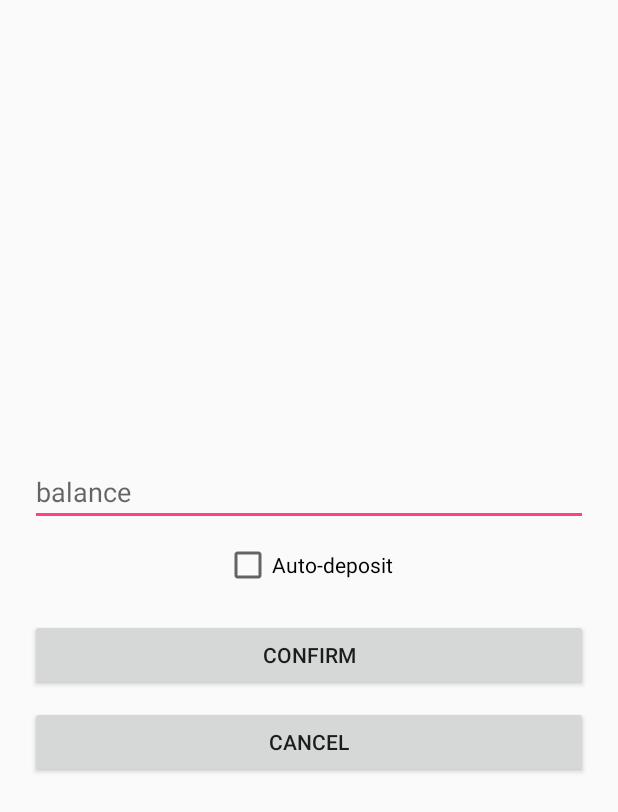
After one commit to rrosatti/cash-bucket, an Android app: the ManageBankAccountActivity screen opened directly, with no data from a screen before it, on a phone screen of 412 x 824 dp. The commit adds this screen. Shown: the top 812 px of the screen. Run offline under Robolectric (Android 15) with nearby library versions, the light colour scheme and no system bars.

Commit message:
create activity_manage_bank_account.xml and ManageBankAccountActivity.java

```diff
--- a/app/src/main/AndroidManifest.xml
+++ b/app/src/main/AndroidManifest.xml
@@ -21,6 +21,7 @@
         <activity android:name=".activity.CreateBankAccountActivity"/>
         <activity android:name=".activity.NewCashMovementActivity" />
         <activity android:name=".activity.CreateWalletActivity" />
+        <activity android:name=".activity.ManageBankAccountActivity" />
 
     </application>
 
--- /dev/null
+++ b/app/src/main/java/com/example/rodri/cashbucket/activity/ManageBankAccountActivity.java
@@ -0,0 +1,20 @@
+package com.example.rodri.cashbucket.activity;
+
+import android.os.Bundle;
+import android.support.annotation.Nullable;
+import android.support.v7.app.AppCompatActivity;
+
+import com.example.rodri.cashbucket.R;
+
+/**
+ * Created by rodri on 1/10/2017.
+ */
+
+public class ManageBankAccountActivity extends AppCompatActivity {
+
+    @Override
+    protected void onCreate(@Nullable Bundle savedInstanceState) {
+        super.onCreate(savedInstanceState);
+        setContentView(R.layout.activity_manage_bank_account);
+    }
+}
--- a/app/src/main/java/com/example/rodri/cashbucket/database/MySQLiteHelper.java
+++ b/app/src/main/java/com/example/rodri/cashbucket/database/MySQLiteHelper.java
@@ -44,6 +44,7 @@ public class MySQLiteHelper extends SQLiteOpenHelper {
     // Auto Deposit columns name { id, bank_account_id }
     public static final String COLUMN_VALUE = "value";
     public static final String COLUMN_DAY = "day";
+    public static final String COLUMN_ACTIVE = "active";
 
     // Wallet columns name {id, balance }
 
@@ -86,6 +87,7 @@ public class MySQLiteHelper extends SQLiteOpenHelper {
             + COLUMN_BANK_ACCOUNT_ID + " INTEGER NOT NULL, "
             + COLUMN_VALUE + " REAL NOT NULL, "
             + COLUMN_DAY + " INTEGER NOT NULL, "
+            + COLUMN_ACTIVE + " INTEGER NOT NULL, "
             + "FOREIGN KEY (" + COLUMN_BANK_ACCOUNT_ID + ") REFERENCES " + TABLE_BANK_ACCOUNT + " (" + KEY_ID + "));";
 
     private static final String CREATE_TABLE_WALLET =
--- a/app/src/main/res/drawable/line_divider.xml
+++ b/app/src/main/res/drawable/line_divider.xml
@@ -4,7 +4,7 @@
 
     <size
         android:width="1dp"
-        android:height=".5dp" />
+        android:height="1dp" />
 
     <solid android:color="#000" />
 
--- /dev/null
+++ b/app/src/main/res/layout/activity_manage_bank_account.xml
@@ -0,0 +1,50 @@
+<?xml version="1.0" encoding="utf-8"?>
+<RelativeLayout xmlns:android="http://schemas.android.com/apk/res/android"
+    android:layout_width="match_parent" android:layout_height="match_parent" android:padding="20dp">
+
+    <LinearLayout
+        android:layout_width="match_parent"
+        android:layout_height="wrap_content"
+        android:orientation="vertical"
+        android:layout_centerInParent="true">
+
+        <EditText
+            android:id="@+id/activityMBA_etBalance"
+            android:layout_width="match_parent"
+            android:layout_height="wrap_content"
+            android:hint="@string/hint_balance"/>
+
+        <CheckBox
+            android:id="@+id/activityMBA_checkAutoDeposit"
+            android:layout_width="wrap_content"
+            android:layout_height="wrap_content"
+            android:text="@string/check_box_auto_deposit"
+            android:layout_marginTop="10dp"
+            android:layout_gravity="center_horizontal"/>
+
+        <EditText
+            android:id="@+id/activityMBA_etAutoDepositValue"
+            android:layout_width="match_parent"
+            android:layout_height="wrap_content"
+            android:hint="@string/hint_value"
+            android:layout_marginTop="10dp"
+            android:visibility="gone"/>
+
+        <Button
+            android:id="@+id/activityMBA_btConfirm"
+            android:layout_width="match_parent"
+            android:layout_height="wrap_content"
+            android:text="@string/button_confirm"
+            android:layout_marginTop="20dp"/>
+
+        <Button
+            android:id="@+id/activityMBA_btCancel"
+            android:layout_width="match_parent"
+            android:layout_height="wrap_content"
+            android:text="@string/button_cancel"
+            android:layout_marginTop="10dp"/>
+
+    </LinearLayout>
+
+
+</RelativeLayout>
```
Also changed, not shown: app/src/main/java/com/example/rodri/cashbucket/database/MyDataSource.java (+8 -1 lines), app/src/main/java/com/example/rodri/cashbucket/model/AutoDeposit.java (+11 -1 lines).
